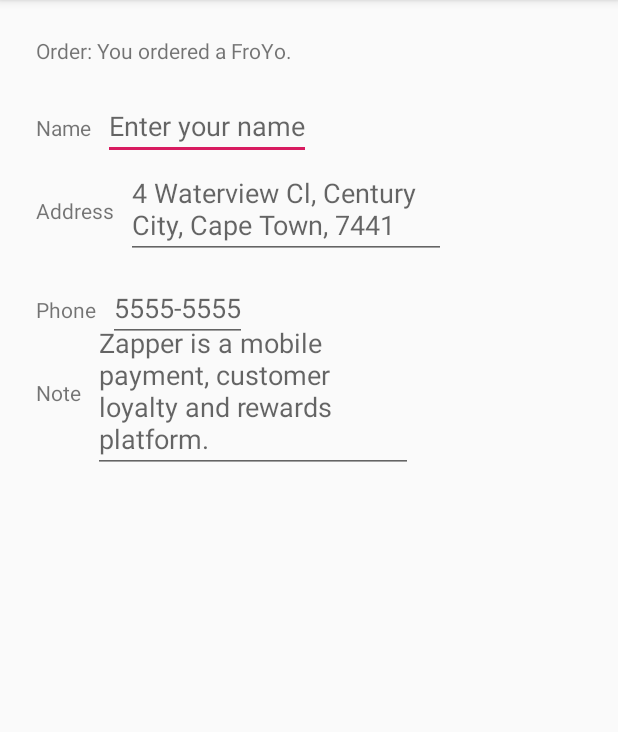
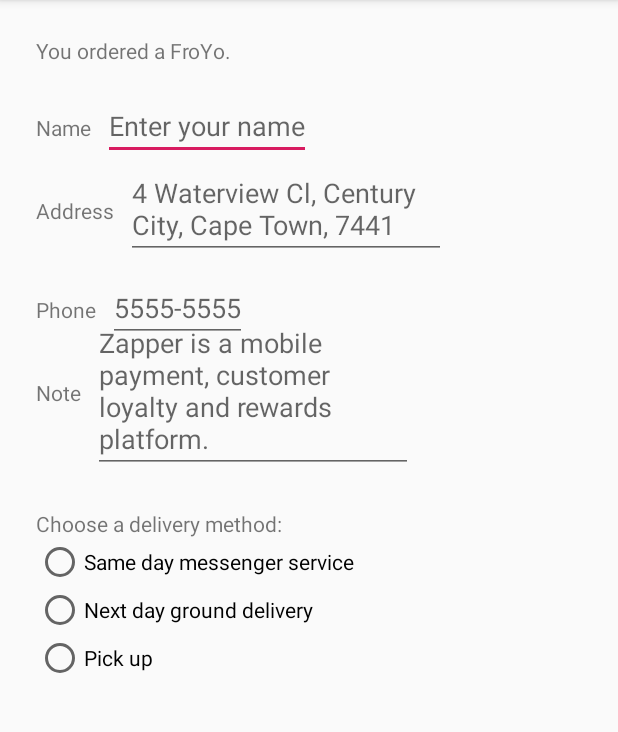
Before and after one commit to Bulana/Android-fundamentals-04.1-Clickable-images, an Android app: the screen it shows after launch (OrderActivity), after a tap on an icon or button, on a phone screen of 412 x 824 dp, the part 84-816 px from its top. Run offline under Robolectric (Android 15) with nearby library versions, the phone set to English and light mode, and no system bars.

Commit message:
added radio buttons

```diff
--- a/DroidDesserts/app/src/main/java/com/bulana/droiddesserts/OrderActivity.java
+++ b/DroidDesserts/app/src/main/java/com/bulana/droiddesserts/OrderActivity.java
@@ -1,22 +1,50 @@
 package com.bulana.droiddesserts;
 
 import android.content.Intent;
+import android.os.Bundle;
 import android.support.v7.app.AppCompatActivity;
-import android.os.Bundle;
+import android.view.View;
+import android.widget.RadioButton;
 import android.widget.TextView;
+import android.widget.Toast;
 
 public class OrderActivity extends AppCompatActivity {
-    private String message;
+
     @Override
     protected void onCreate(Bundle savedInstanceState) {
         super.onCreate(savedInstanceState);
         setContentView(R.layout.activity_order);
 
         Intent intent = getIntent();
-        message = "Order: "+ intent.getStringExtra(MainActivity.EXTRA_MESSAGE);
-
+        String message = intent.getStringExtra(MainActivity.EXTRA_MESSAGE);
         TextView textview = findViewById(R.id.order_textview);
         textview.setText(message);
     }
 
+    public void onRadioButtonClicked(View view) {
+        boolean checked = ((RadioButton) view).isChecked();
+
+        switch (view.getId()) {
+            case R.id.sameday:
+                if (checked) {
+                    displayToast(getString(R.string.same_day_messenger_service));
+                }
+                break;
+            case R.id.nextday:
+                if (checked)
+                    displayToast(getString(R.string.next_day_ground_delivery));
+                break;
+            case R.id.pickup:
+                if (checked)
+                    displayToast(getString(R.string.pick_up));
+                break;
+            default:
+                break;
+        }
+
+    }
+
+    public void displayToast(String message) {
+        Toast.makeText(getApplicationContext(), message, Toast.LENGTH_SHORT).show();
+    }
 }
--- a/DroidDesserts/app/src/main/res/layout/activity_order.xml
+++ b/DroidDesserts/app/src/main/res/layout/activity_order.xml
@@ -37,15 +37,16 @@
         android:text="Address"
         app:layout_constraintStart_toStartOf="parent"
         app:layout_constraintTop_toBottomOf="@+id/name_text" />
+
     <TextView
         android:id="@+id/phone_label"
         android:layout_width="wrap_content"
         android:layout_height="wrap_content"
-        android:text="Phone"
-        android:inputType="phone"
         android:layout_marginStart="24dp"
         android:layout_marginLeft="24dp"
         android:layout_marginTop="24dp"
+        android:inputType="phone"
+        android:text="Phone"
         app:layout_constraintStart_toStartOf="parent"
         app:layout_constraintTop_toBottomOf="@+id/address_text" />
 
@@ -61,43 +62,54 @@
         app:layout_constraintStart_toStartOf="parent"
         app:layout_constraintTop_toBottomOf="@+id/phone_text" />
 
+    <TextView
+        android:id="@+id/delivery_label"
+        android:layout_width="wrap_content"
+        android:layout_height="wrap_content"
+        android:layout_marginStart="24dp"
+        android:layout_marginLeft="24dp"
+        android:layout_marginTop="24dp"
+        android:text="@string/choose_delivery_method"
+        app:layout_constraintStart_toStartOf="parent"
+        app:layout_constraintTop_toBottomOf="@+id/note_text" />
+
     <EditText
         android:id="@+id/name_text"
         android:layout_width="wrap_content"
         android:layout_height="wrap_content"
         android:layout_marginStart="8dp"
         android:layout_marginLeft="8dp"
+        android:hint="@string/enter_name_hint"
         android:inputType="textPersonName"
         app:layout_constraintBaseline_toBaselineOf="@+id/name_label"
-        app:layout_constraintStart_toEndOf="@+id/name_label"
-        android:hint="@string/enter_name_hint"/>
+        app:layout_constraintStart_toEndOf="@+id/name_label" />
 
     <EditText
         android:id="@+id/address_text"
         android:layout_width="wrap_content"
         android:layout_height="wrap_content"
-        android:hint="@string/enter_address_hint"
         android:layout_marginStart="8dp"
         android:layout_marginLeft="8dp"
         android:layout_marginTop="8dp"
         android:ems="10"
-        app:layout_constraintTop_toBottomOf="@+id/name_text"
+        android:hint="@string/enter_address_hint"
+        android:inputType="textMultiLine"
+        app:layout_constraintBaseline_toBaselineOf="@+id/address_label"
         app:layout_constraintStart_toEndOf="@+id/address_label"
-        app:layout_constraintBaseline_toBaselineOf="@+id/address_label"
-        android:inputType="textMultiLine" />
+        app:layout_constraintTop_toBottomOf="@+id/name_text" />
+
     <EditText
         android:id="@+id/phone_text"
         android:layout_width="wrap_content"
         android:layout_height="wrap_content"
+        android:layout_marginStart="8dp"
+        android:layout_marginLeft="8dp"
+        android:layout_marginTop="8dp"
+        android:hint="@string/enter_phone_hint"
         android:inputType="textMultiLine"
-        android:layout_marginTop="8dp"
-        android:layout_marginLeft="8dp"
-        android:layout_marginStart="8dp"
-        android:hint="@string/enter_phone_hint"
-        app:layout_constraintTop_toBottomOf="@+id/address_text"
         app:layout_constraintBaseline_toBaselineOf="@+id/phone_label"
         app:layout_constraintStart_toEndOf="@id/phone_label"
-        />
+        app:layout_constraintTop_toBottomOf="@+id/address_text" />
 
     <EditText
         android:id="@+id/note_text"
@@ -112,4 +124,35 @@
         app:layout_constraintBaseline_toBaselineOf="@+id/note_label"
         app:layout_constraintStart_toEndOf="@+id/note_label"
         app:layout_constraintTop_toBottomOf="@+id/phone_text" />
+
+    <RadioGroup
+        android:layout_width="wrap_content"
+        android:layout_height="wrap_content"
+        android:layout_marginStart="24dp"
+        android:layout_marginLeft="24dp"
+        android:orientation="vertical"
+        app:layout_constraintStart_toStartOf="parent"
+        app:layout_constraintTop_toBottomOf="@+id/delivery_label">
+
+        <RadioButton
+            android:id="@+id/sameday"
+            android:layout_width="wrap_content"
+            android:layout_height="wrap_content"
+            android:onClick="onRadioButtonClicked"
+            android:text="@string/same_day_messenger_service" />
+
+        <RadioButton
+            android:id="@+id/nextday"
+            android:layout_width="wrap_content"
+            android:layout_height="wrap_content"
+            android:text="@string/next_day_ground_delivery"
+            android:onClick="onRadioButtonClicked" />
+
+        <RadioButton
+            android:id="@+id/pickup"
+            android:layout_width="wrap_content"
+            android:layout_height="wrap_content"
+            android:onClick="onRadioButtonClicked"
+            android:text="@string/pick_up"/>
+    </RadioGroup>
 </android.support.constraint.ConstraintLayout>
--- a/DroidDesserts/app/src/main/res/values/strings.xml
+++ b/DroidDesserts/app/src/main/res/values/strings.xml
@@ -14,4 +14,8 @@
     <string name="enter_address_hint">4 Waterview Cl, Century City, Cape Town, 7441</string>
     <string name="enter_note_hint">Zapper is a mobile payment, customer loyalty and rewards platform.</string>
     <string name="enter_phone_hint">5555-5555</string>
+    <string name="choose_delivery_method">Choose a delivery method:</string>
+    <string name="same_day_messenger_service">Same day messenger service</string>
+    <string name="pick_up">Pick up</string>
+    <string name="next_day_ground_delivery">Next day ground delivery</string>
 </resources>
```
